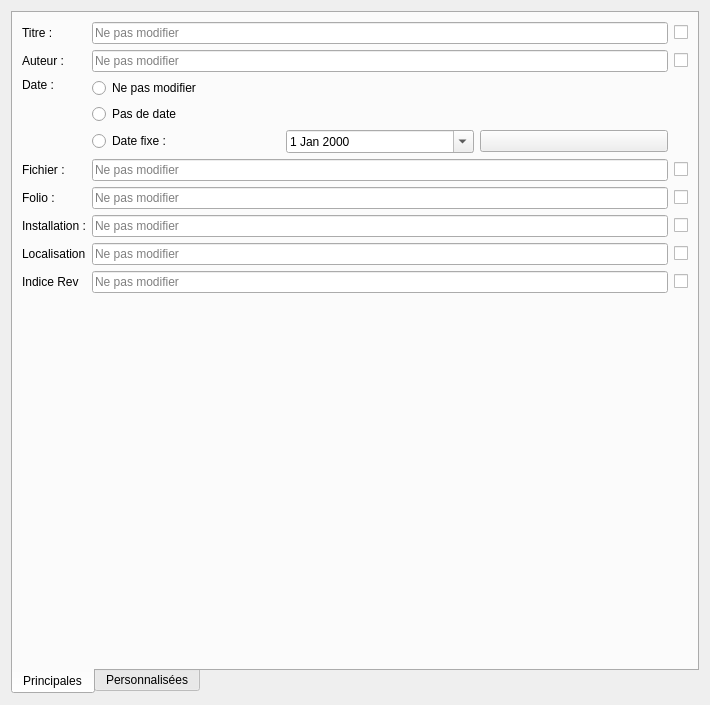
qelectrotech/qelectrotech-source-mirror, file sources/SearchAndReplace/ui/replacefoliowidget.ui: the form before one commit.
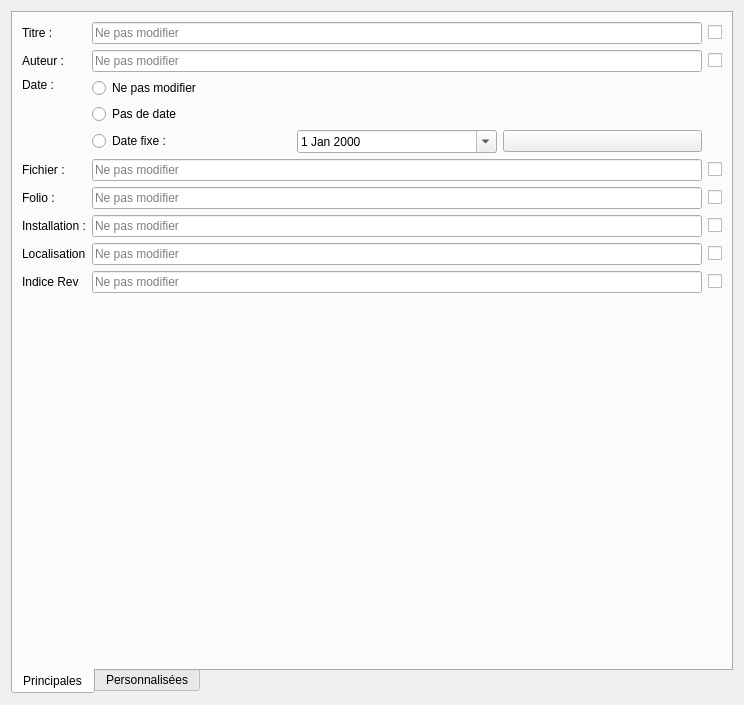
The form after the commit. Icons and pictures are not drawn.

```diff
--- a/sources/SearchAndReplace/ui/replacefoliowidget.ui
+++ b/sources/SearchAndReplace/ui/replacefoliowidget.ui
@@ -6,7 +6,7 @@
    <rect>
     <x>0</x>
     <y>0</y>
-    <width>710</width>
+    <width>744</width>
     <height>705</height>
    </rect>
   </property>
```
Left out of the diff: 6 changed lines with no effect on the pictures.
